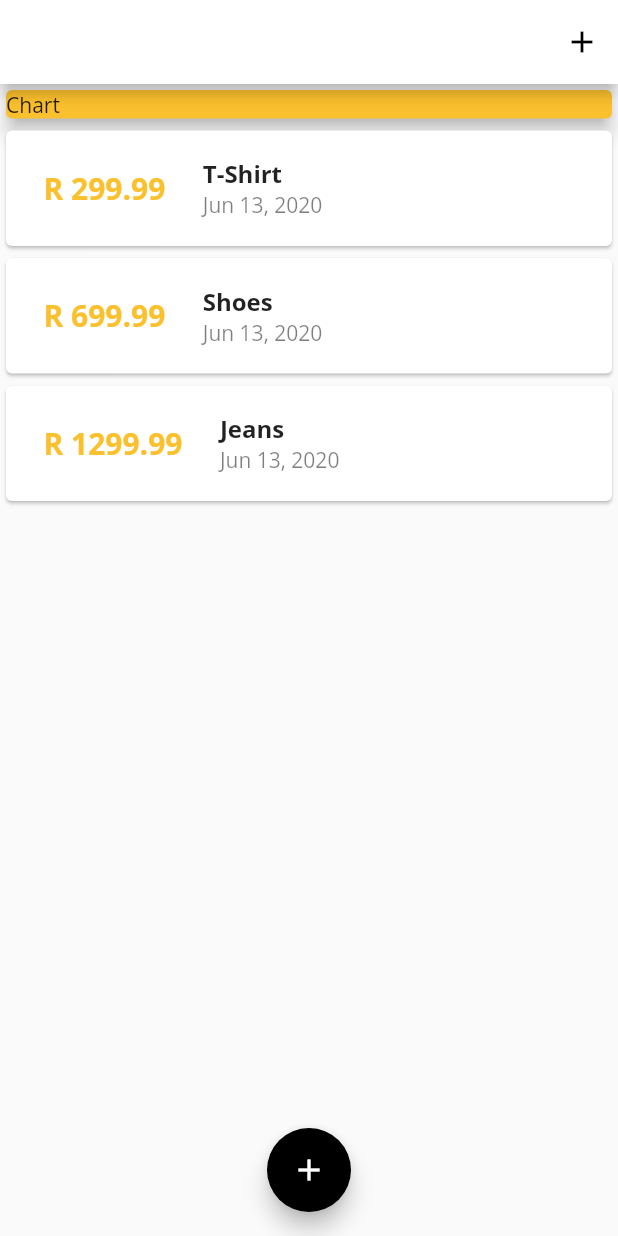
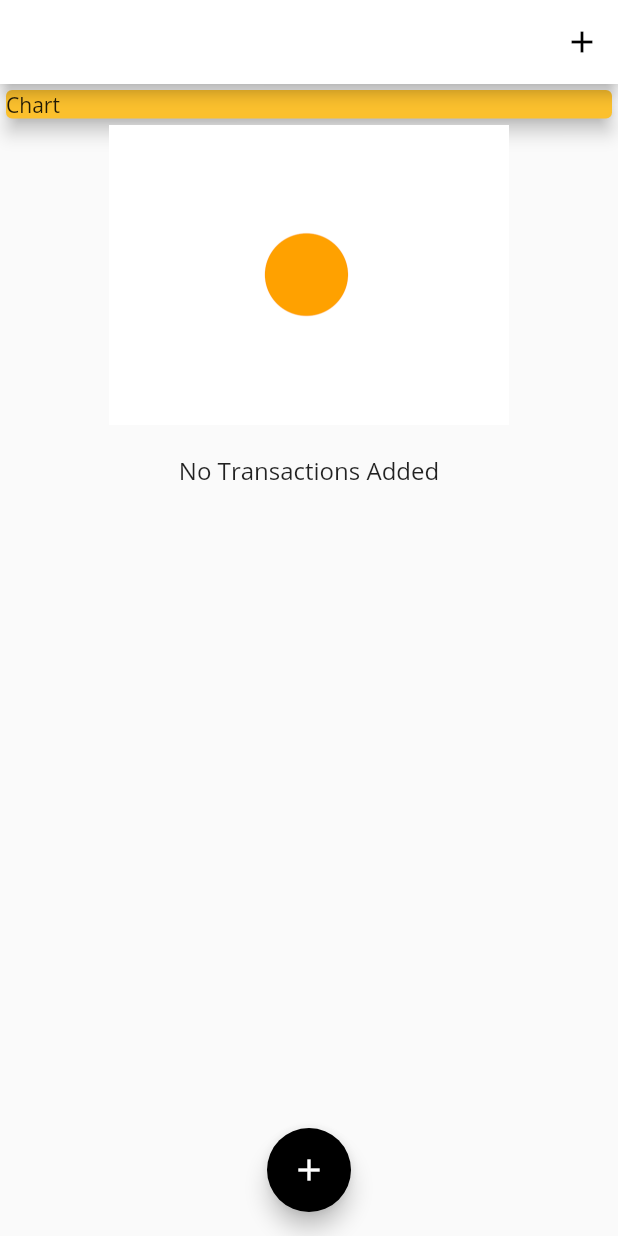
Before and after one commit to mpho-mbonani/expenses, a Flutter app: the screen it shows after launch, on a phone screen of 412 x 824 dp. Run offline on Flutter 3.47's test engine with Material 2 defaults, Android fonts, the phone set to English and light mode, and no system bars.

Commit message:
theming and give and go anime

```diff
--- a/lib/main.dart
+++ b/lib/main.dart
@@ -10,6 +10,14 @@ class MyApp extends StatelessWidget {
       title: 'Expenses',
       home: Primary(),
       theme: ThemeData(
+        backgroundColor: Colors.white,
+        primarySwatch: Colors.yellow,
+        accentColor: Colors.black,
+        fontFamily: 'OpenSans',
+        visualDensity: VisualDensity.adaptivePlatformDensity,
+      ),
+      darkTheme: ThemeData(
+        backgroundColor: Colors.white,
         primarySwatch: Colors.yellow,
         accentColor: Colors.black,
         fontFamily: 'OpenSans',
--- a/lib/repository/transactionsRepository.dart
+++ b/lib/repository/transactionsRepository.dart
@@ -2,20 +2,11 @@ import '../model/transaction.dart';
 
 class TransactionsRepository {
   final List<Transaction> transactions = [
-    Transaction(
-        id: '1',
-        title: 'T-Shirt',
-        amount: 299.99,
-        date: DateTime.now()),
-    Transaction(
-      id: '2',
-      title: 'Shoes',
-      amount: 699.99,
-      date: DateTime.now()),
-    Transaction(
-      id: '3',
-      title: 'Jeans',
-      amount: 1299.99,
-      date: DateTime.now()),
+    // Transaction(
+    //     id: '1', title: 'Xpens 1', amount: 299.99, date: DateTime.now()),
+    // Transaction(
+    //     id: '2', title: 'Xpens 2', amount: 699.99, date: DateTime.now()),
+    // Transaction(
+    //     id: '3', title: 'Xpens 3', amount: 1299.99, date: DateTime.now()),
   ];
 }
--- a/lib/widgets/Transactions/transactionsList.dart
+++ b/lib/widgets/Transactions/transactionsList.dart
@@ -9,12 +9,22 @@ class TransactionsList extends StatelessWidget {
   Widget build(BuildContext context) {
     return Container(
         height: 450,
-      child: ListView.builder(
+        child: transactions.isEmpty
+            ? Column(children: <Widget>[
+                Container(
+                    height: 200,
+                    child: Image.asset('assets/images/waiting.gif',
+                        fit: BoxFit.cover)),
+                SizedBox(height: 20),
+                Text('No Transactions Added', style: TextStyle(fontSize: 16))
+              ])
+            : ListView.builder(
                 itemBuilder: (ctx, index) {
                   return Card(
                     child: Row(children: <Widget>[
                       Container(
-                  margin: EdgeInsets.symmetric(vertical: 15, horizontal: 15),
+                        margin:
+                            EdgeInsets.symmetric(vertical: 15, horizontal: 15),
                         child: Text(
                           'R ${transactions[index].amount.toStringAsFixed(2)}',
                           style: TextStyle(
@@ -31,16 +41,17 @@ class TransactionsList extends StatelessWidget {
                                 style: TextStyle(
                                     fontWeight: FontWeight.bold, fontSize: 16)),
                             Text(
-                        DateFormat.yMMMd().format(transactions[index].date),
+                              DateFormat.yMMMd()
+                                  .format(transactions[index].date),
                               style: TextStyle(
-                            color:
-                                Theme.of(context).accentColor.withOpacity(0.5)),
+                                  color: Theme.of(context)
+                                      .accentColor
+                                      .withOpacity(0.5)),
                             ),
                           ])
                     ]),
                   );
                 },
-          itemCount: transactions.length),
-    );
+                itemCount: transactions.length));
   }
 }
--- a/lib/widgets/primary.dart
+++ b/lib/widgets/primary.dart
@@ -28,7 +28,7 @@ class _PrimaryState extends State<Primary> {
         date: DateTime.now());
 
     setState(() {
-      transactions.removeLast();
+      transactions.removeLast(); // this needs to be resolved
       transactions.add(newTransaction);
     });
   }
--- a/pubspec.yaml
+++ b/pubspec.yaml
@@ -43,8 +43,8 @@ flutter:
   # the material Icons class.
   uses-material-design: true
   # To add assets to your application, add an assets section, like this:
-  # assets:
-  #   - images/a_dot_burr.jpeg
+  assets:
+    - assets/images/waiting.gif
   #   - images/a_dot_ham.jpeg
   # An image asset can refer to one or more resolution-specific "variants", see
   # https://flutter.dev/assets-and-images/#resolution-aware.
```
Also changed, not shown: assets/images/waiting.gif (added). Lines whose indentation alone changed are shown as unchanged.
